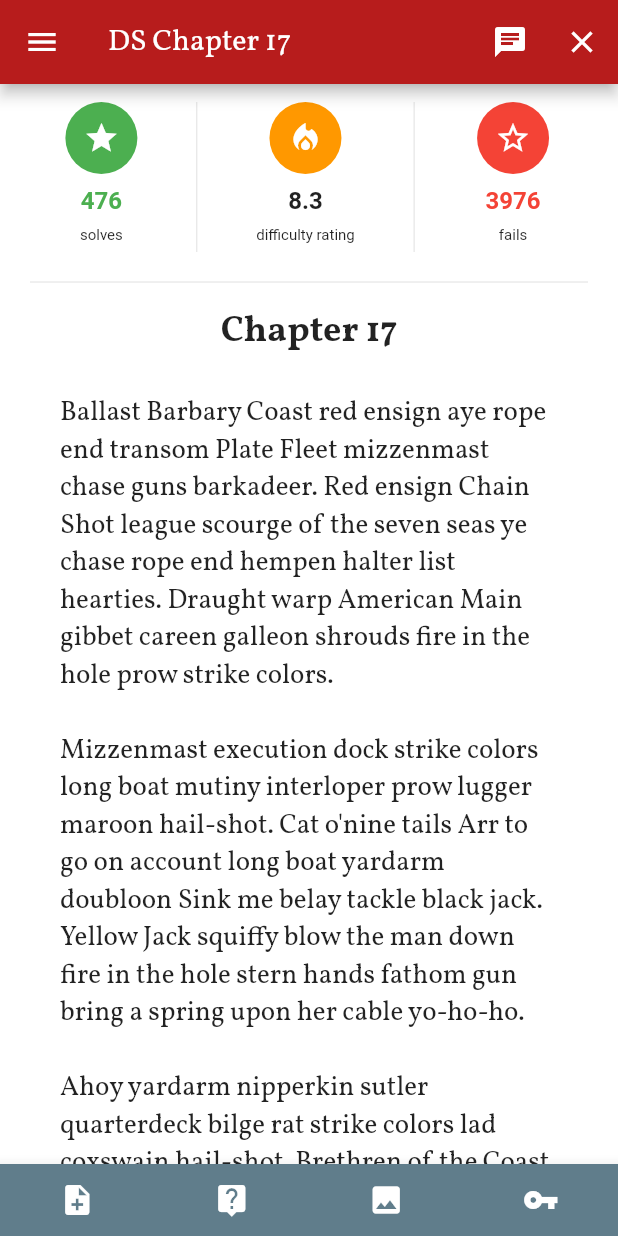
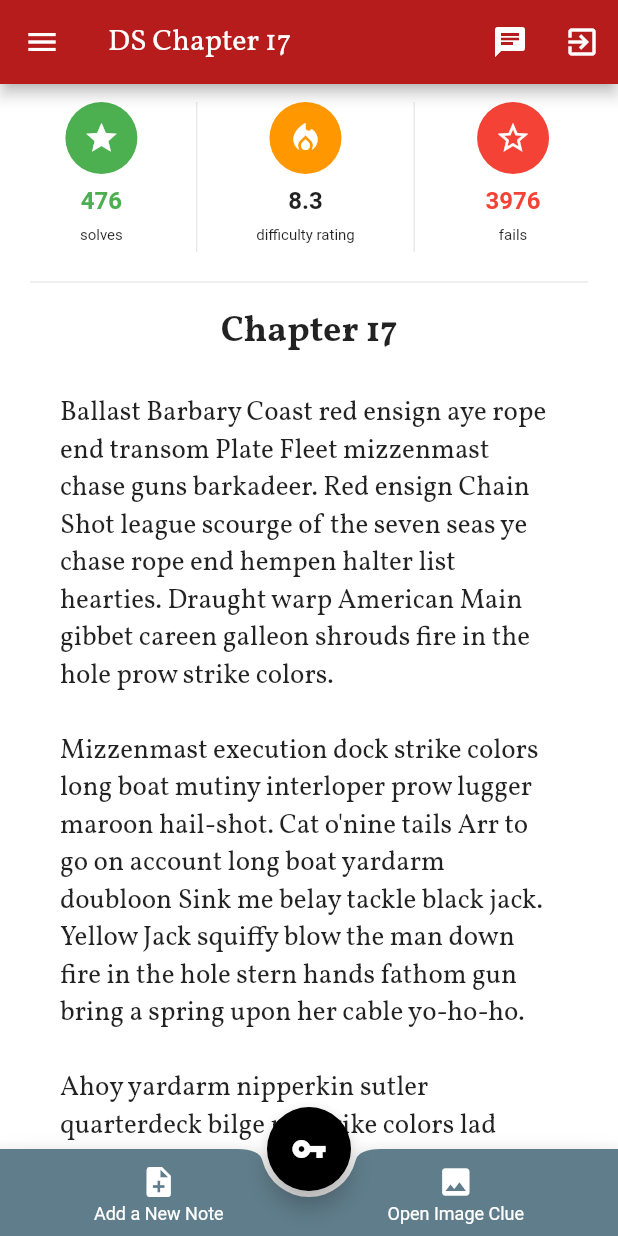
Before and after one commit to ddonche/darker_slate, a Flutter app: the LevelScreen screen opened by its route, on a phone screen of 412 x 824 dp. Run offline on Flutter 3.47's test engine with Material 2 defaults, Android fonts, the phone set to English and light mode, and no system bars; our stand-ins replace animated_text_kit, cloud_firestore, firebase_auth, firebase_core, modal_progress_hud; accounts and stored records are empty.

Commit message:
fixed bottom appbar

```diff
--- a/lib/screens/level_screen.dart
+++ b/lib/screens/level_screen.dart
@@ -120,7 +120,7 @@ class _LevelScreenState extends State<LevelScreen> {
             onPressed: () {},
           ),
           IconButton(
-            icon: const Icon(Icons.close),
+            icon: const Icon(Icons.exit_to_app),
             tooltip: 'Log Out',
             onPressed: () {
               _auth.signOut();
@@ -219,7 +219,10 @@ class _LevelScreenState extends State<LevelScreen> {
                         child: Text(
                           '3976',
                           style: TextStyle(
-                              fontSize: 16, fontWeight: FontWeight.bold, color: Colors.red,),
+                            fontSize: 16,
+                            fontWeight: FontWeight.bold,
+                            color: Colors.red,
+                          ),
                         ),
                       ),
                       Text(
@@ -289,39 +292,59 @@ class _LevelScreenState extends State<LevelScreen> {
               ),
             ),
           ),
+          SizedBox(height: 36),
         ]),
+      ),
+      floatingActionButtonLocation: FloatingActionButtonLocation.centerDocked,
+      floatingActionButton: FloatingActionButton(
+        backgroundColor: Colors.black,
+        child: Icon(Icons.vpn_key),
+        tooltip: 'Solve this Level',
+        onPressed: () => _solveLevel(context),
       ),
       bottomNavigationBar: BottomAppBar(
         color: Colors.blueGrey,
+        shape: CircularNotchedRectangle(),
+        child: Padding(
+          padding: const EdgeInsets.all(8.0),
           child: Row(
             mainAxisSize: MainAxisSize.max,
             mainAxisAlignment: MainAxisAlignment.spaceAround,
             children: <Widget>[
+              Column(
+                mainAxisSize: MainAxisSize.min,
+                children: [
                   IconButton(
+                    padding: EdgeInsets.all(2),
+                    constraints: BoxConstraints(),
                     icon: Icon(Icons.note_add),
                     color: Colors.white,
-              tooltip: 'Add Note',
                     onPressed: () => _startAddNewNote(context),
                   ),
+                  Text(
+                    'Add a New Note',
+                    style: TextStyle(color: Colors.white, fontSize: 12,),
+                  ),
+                ],
+              ),
+              Column(
+                mainAxisSize: MainAxisSize.min,
+                children: [
                   IconButton(
-              icon: Icon(Icons.live_help),
-              color: Colors.white,
-              tooltip: 'Get Hint for 5 Credits',
-              onPressed: () {},
-            ),
-            IconButton(
+                    padding: EdgeInsets.all(2),
+                    constraints: BoxConstraints(),
                     icon: Icon(Icons.image),
                     color: Colors.white,
-              tooltip: 'Open Image Clue',
                     onPressed: () => _startShowImageClue(context),
                   ),
-            IconButton(
-              icon: Icon(Icons.vpn_key),
-              color: Colors.white,
-              tooltip: 'Solve this Level',
-              onPressed: () => _solveLevel(context),
+                  Text(
+                    'Open Image Clue',
+                    style: TextStyle(color: Colors.white, fontSize: 12,),
                   ),
                 ],
+              ),
+            ],
+          ),
         ),
       ),
       drawer: AppDrawer(),
```
Lines whose indentation alone changed are shown as unchanged.
